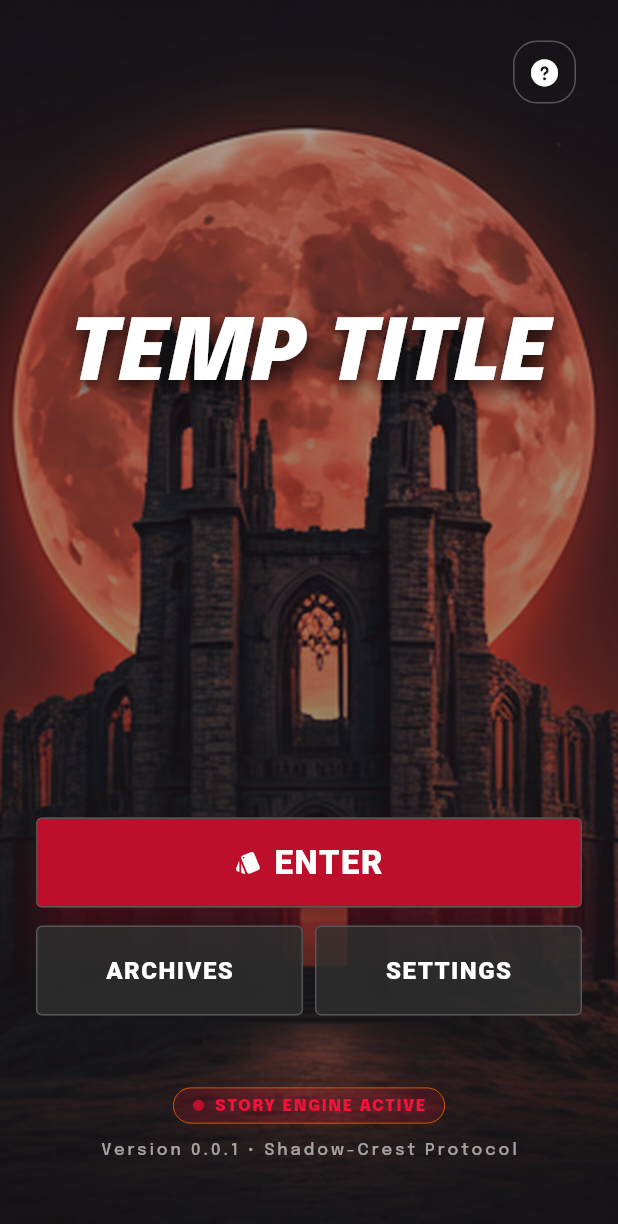
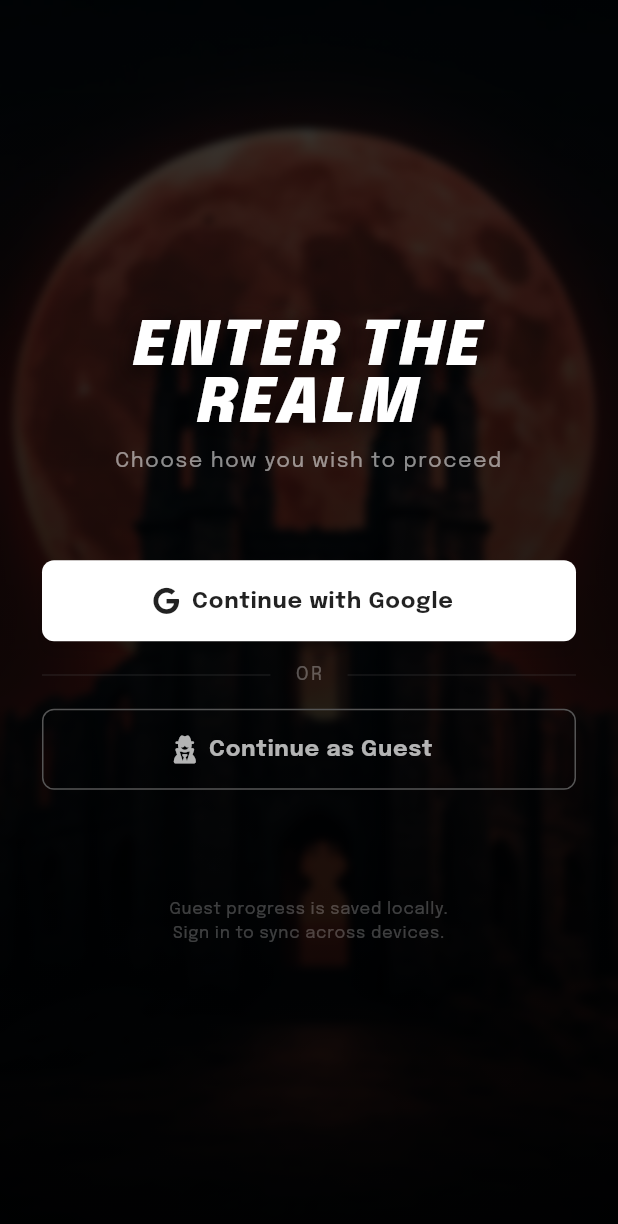
Before and after one commit to Yqzi/AdventureGame, a Flutter app: the screen it shows after launch, on a phone screen of 412 x 824 dp. Shown: the top 1224 px of the screen. Run offline on Flutter 3.47's test engine with Material 3 defaults, Android fonts, the phone set to English and light mode, and no system bars; our stand-ins replace audioplayers, dotted_border, equatable, firebase_ai, firebase_core, flutter_bloc and 6 more; accounts and stored records are empty.

Commit message:
added google oauth

```diff
--- a/lib/main.dart
+++ b/lib/main.dart
@@ -1,17 +1,23 @@
 import 'package:flutter/material.dart';
 import 'package:tes/blocs/app/app_bloc.dart';
+import 'package:tes/config/supabase_config.dart';
 import 'package:tes/router.dart';
 
 import 'package:flutter_bloc/flutter_bloc.dart';
 import 'package:tes/services/ai_service.dart';
 
 import 'package:firebase_core/firebase_core.dart';
+import 'package:supabase_flutter/supabase_flutter.dart';
 import 'firebase_options.dart';
 
 void main() async {
   WidgetsFlutterBinding.ensureInitialized();
   await Firebase.initializeApp(options: DefaultFirebaseOptions.currentPlatform);
-  runApp(const MyApp()); // Replace MyApp with your actual root widget
+  await Supabase.initialize(
+    url: SupabaseConfig.url,
+    anonKey: SupabaseConfig.anonKey,
+  );
+  runApp(const MyApp());
 }
 
 class MyApp extends StatelessWidget {
@@ -25,7 +31,7 @@ class MyApp extends StatelessWidget {
       ],
       child: MaterialApp(
         title: 'Flutter Demo',
-        initialRoute: AppRouter.start,
+        initialRoute: AppRouter.login,
         onGenerateRoute: AppRouter.onGenerateRoute,
       ),
     );
--- /dev/null
+++ b/lib/pages/login_page.dart
@@ -0,0 +1,333 @@
+import 'dart:ui';
+
+import 'package:flutter/material.dart';
+import 'package:font_awesome_flutter/font_awesome_flutter.dart';
+import 'package:google_fonts/google_fonts.dart';
+import 'package:tes/colors.dart';
+import 'package:tes/router.dart';
+import 'package:tes/services/auth_service.dart';
+
+class LoginPage extends StatefulWidget {
+  const LoginPage({super.key});
+
+  @override
+  State<LoginPage> createState() => _LoginPageState();
+}
+
+class _LoginPageState extends State<LoginPage> {
+  final _auth = AuthService();
+
+  bool _loading = false;
+  String? _errorMessage;
+
+  @override
+  void initState() {
+    super.initState();
+    if (_auth.isLoggedIn) {
+      WidgetsBinding.instance.addPostFrameCallback((_) {
+        Navigator.pushReplacementNamed(context, AppRouter.start);
+      });
+    }
+  }
+
+  // ── Actions ─────────────────────────────────────────────────
+
+  Future<void> _handleGoogle() async {
+    await _performAuth(() => _auth.signInWithGoogle());
+  }
+
+  Future<void> _handleApple() async {
+    await _performAuth(() => _auth.signInWithApple());
+  }
+
+  Future<void> _handleGuest() async {
+    await _performAuth(() => _auth.signInAsGuest());
+  }
+
+  Future<void> _performAuth(Future Function() action) async {
+    setState(() {
+      _loading = true;
+      _errorMessage = null;
+    });
+    try {
+      await action();
+      if (mounted) {
+        Navigator.pushReplacementNamed(context, AppRouter.start);
+      }
+    } catch (e) {
+      setState(
+        () => _errorMessage = e.toString().replaceFirst('Exception: ', ''),
+      );
+    } finally {
+      if (mounted) setState(() => _loading = false);
+    }
+  }
+
+  // ── UI ──────────────────────────────────────────────────────
+
+  @override
+  Widget build(BuildContext context) {
+    final screenHeight = MediaQuery.of(context).size.height;
+
+    return Scaffold(
+      backgroundColor: Colors.black,
+      body: Stack(
+        children: [
+          _buildBackground(screenHeight),
+          SafeArea(
+            child: Center(
+              child: SingleChildScrollView(
+                padding: const EdgeInsets.symmetric(horizontal: 28),
+                child: Column(
+                  mainAxisSize: MainAxisSize.min,
+                  children: [
+                    const SizedBox(height: 60),
+                    _buildTitle(),
+                    const SizedBox(height: 8),
+                    _buildSubtitle(),
+                    const SizedBox(height: 56),
+
+                    // ── Sign-in buttons ──
+                    _buildProviderButton(
+                      label: 'Continue with Google',
+                      icon: FontAwesomeIcons.google,
+                      color: Colors.white,
+                      textColor: Colors.black87,
+                      onTap: _handleGoogle,
+                    ),
+                    const SizedBox(height: 14),
+
+                    // Apple button — only shown on iOS / macOS
+                    if (_auth.isAppleSignInAvailable) ...[
+                      _buildProviderButton(
+                        label: 'Continue with Apple',
+                        icon: FontAwesomeIcons.apple,
+                        color: Colors.white,
+                        textColor: Colors.black87,
+                        onTap: _handleApple,
+                      ),
+                      const SizedBox(height: 14),
+                    ],
+
+                    // ── Divider ──
+                    _buildDivider(),
+                    const SizedBox(height: 14),
+
+                    // ── Guest button ──
+                    _buildProviderButton(
+                      label: 'Continue as Guest',
+                      icon: FontAwesomeIcons.userSecret,
+                      color: Colors.transparent,
+                      textColor: Colors.white70,
+                      borderColor: borderGrey,
+                      onTap: _handleGuest,
+                    ),
+
+                    const SizedBox(height: 24),
+
+                    // ── Error ──
+                    if (_errorMessage != null) _buildError(),
+
+                    // ── Loading indicator ──
+                    if (_loading)
+                      const Padding(
+                        padding: EdgeInsets.only(top: 12),
+                        child: CircularProgressIndicator(
+                          color: redText,
+                          strokeWidth: 2.5,
+                        ),
+                      ),
+
+                    const SizedBox(height: 48),
+                    _buildGuestDisclaimer(),
+                    const SizedBox(height: 40),
+                  ],
+                ),
+              ),
+            ),
+          ),
+        ],
+      ),
+    );
+  }
+
+  // ── Background ──────────────────────────────────────────────
+
+  Widget _buildBackground(double screenHeight) {
+    return Stack(
+      children: [
+        Image.asset(
+          'assets/images/bg/castle.png',
+          fit: BoxFit.cover,
+          alignment: Alignment.center,
+          height: screenHeight,
+          width: double.infinity,
+        ),
+        Positioned.fill(
+          child: Container(color: Colors.black.withOpacity(0.55)),
+        ),
+        Positioned.fill(
+          child: BackdropFilter(
+            filter: ImageFilter.blur(sigmaX: 3, sigmaY: 3),
+            child: Container(color: Colors.transparent),
+          ),
+        ),
+        Positioned.fill(
+          child: Container(
+            decoration: const BoxDecoration(
+              gradient: LinearGradient(
+                begin: Alignment.topCenter,
+                end: Alignment.bottomCenter,
+                colors: [
+                  Color.fromARGB(120, 0, 0, 0),
+                  Color.fromARGB(220, 0, 0, 0),
+                ],
+              ),
+            ),
+          ),
+        ),
+      ],
+    );
+  }
+
+  // ── Title / subtitle ────────────────────────────────────────
+
+  Widget _buildTitle() {
+    return Text(
+      'ENTER THE\nREALM',
+      textAlign: TextAlign.center,
+      style: GoogleFonts.epilogue(
+        fontSize: 40,
+        fontWeight: FontWeight.w900,
+        fontStyle: FontStyle.italic,
+        height: 0.95,
+        color: Colors.white,
+        letterSpacing: 2,
+        shadows: const [
+          Shadow(blurRadius: 20, offset: Offset(0, 4), color: Colors.black87),
+        ],
+      ),
+    );
+  }
+
+  Widget _buildSubtitle() {
+    return Text(
+      'Choose how you wish to proceed',
+      textAlign: TextAlign.center,
+      style: GoogleFonts.epilogue(
+        fontSize: 14,
+        color: Colors.white54,
+        letterSpacing: 1,
+      ),
+    );
+  }
+
+  // ── Provider button ─────────────────────────────────────────
+
+  Widget _buildProviderButton({
+    required String label,
+    required IconData icon,
+    required Color color,
+    required Color textColor,
+    Color? borderColor,
+    required VoidCallback onTap,
+  }) {
+    return SizedBox(
+      width: double.infinity,
+      height: 54,
+      child: ElevatedButton.icon(
+        onPressed: _loading ? null : onTap,
+        icon: FaIcon(
+          icon,
+          size: 18,
+          color: _loading ? textColor.withOpacity(0.4) : textColor,
+        ),
+        label: Text(
+          label,
+          style: GoogleFonts.epilogue(
+            fontSize: 15,
+            fontWeight: FontWeight.w700,
+            color: _loading ? textColor.withOpacity(0.4) : textColor,
+            letterSpacing: 0.5,
+          ),
+        ),
+        style: ElevatedButton.styleFrom(
+          backgroundColor: color,
+          disabledBackgroundColor: color.withOpacity(0.3),
+          elevation: color == Colors.transparent ? 0 : 4,
+          shadowColor: Colors.black54,
+          shape: RoundedRectangleBorder(
+            borderRadius: BorderRadius.circular(8),
+            side: borderColor != null
+                ? BorderSide(color: borderColor)
+                : BorderSide.none,
+          ),
+        ),
+      ),
+    );
+  }
+
+  // ── Divider ─────────────────────────────────────────────────
+
+  Widget _buildDivider() {
+    return Row(
+      children: [
+        Expanded(
+          child: Divider(color: borderGrey.withOpacity(0.5), thickness: 0.5),
+        ),
+        Padding(
+          padding: const EdgeInsets.symmetric(horizontal: 16),
+          child: Text(
+            'OR',
+            style: GoogleFonts.epilogue(
+              color: Colors.white30,
+              fontSize: 12,
+              letterSpacing: 2,
+            ),
+          ),
+        ),
+        Expanded(
+          child: Divider(color: borderGrey.withOpacity(0.5), thickness: 0.5),
+        ),
+      ],
+    );
+  }
+
+  // ── Error message ───────────────────────────────────────────
+
+  Widget _buildError() {
+    return Padding(
+      padding: const EdgeInsets.only(top: 12),
+      child: Row(
+        children: [
+          Icon(Icons.error_outline, color: Colors.red.shade400, size: 16),
+          const SizedBox(width: 8),
+          Expanded(
+            child: Text(
+              _errorMessage!,
+              style: GoogleFonts.epilogue(
+                color: Colors.red.shade400,
+                fontSize: 13,
+              ),
+            ),
+          ),
+        ],
+      ),
+    );
+  }
+
+  // ── Guest disclaimer ────────────────────────────────────────
+
+  Widget _buildGuestDisclaimer() {
+    return Text(
+      'Guest progress is saved locally.\nSign in to sync across devices.',
+      textAlign: TextAlign.center,
+      style: GoogleFonts.epilogue(
+        color: Colors.white24,
+        fontSize: 11,
+        letterSpacing: 0.5,
+        height: 1.5,
+      ),
+    );
+  }
+}
--- a/lib/router.dart
+++ b/lib/router.dart
@@ -2,12 +2,14 @@ import 'package:flutter/material.dart';
 import 'package:tes/pages/game_page.dart';
 import 'package:tes/pages/guild_page.dart';
 import 'package:tes/pages/inventory_page.dart';
+import 'package:tes/pages/login_page.dart';
 import 'package:tes/pages/map_page.dart';
 import 'package:tes/pages/world_explore_page.dart';
 import 'package:tes/pages/shop_page.dart';
 import 'package:tes/pages/start_page.dart';
 
 class AppRouter {
+  static const login = '/login';
   static const start = '/start';
   static const map = '/map';
   static const inventory = '/inventory';
@@ -18,6 +20,8 @@ class AppRouter {
 
   static Route<dynamic> onGenerateRoute(RouteSettings settings) {
     switch (settings.name) {
+      case login:
+        return MaterialPageRoute(builder: (_) => const LoginPage());
       case start:
         return MaterialPageRoute(builder: (_) => const StartPage());
       case map:
--- a/pubspec.yaml
+++ b/pubspec.yaml
@@ -49,6 +49,9 @@ dependencies:
   uuid: ^4.5.2
   audioplayers: ^6.5.1
   supabase_flutter: ^2.12.0
+  google_sign_in: ^6.2.2
+  sign_in_with_apple: ^6.1.4
+  crypto: ^3.0.6
 
 dev_dependencies:
   flutter_test:
```
Also changed, not shown: lib/config/supabase_config.dart (added, +7 -0 lines), lib/services/auth_service.dart (added, +114 -0 lines), lib/firebase_options.dart, pubspec.lock, 9 other files.
